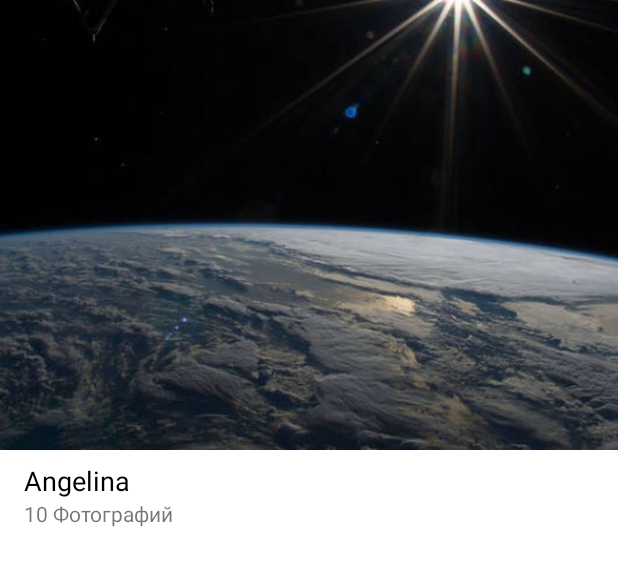
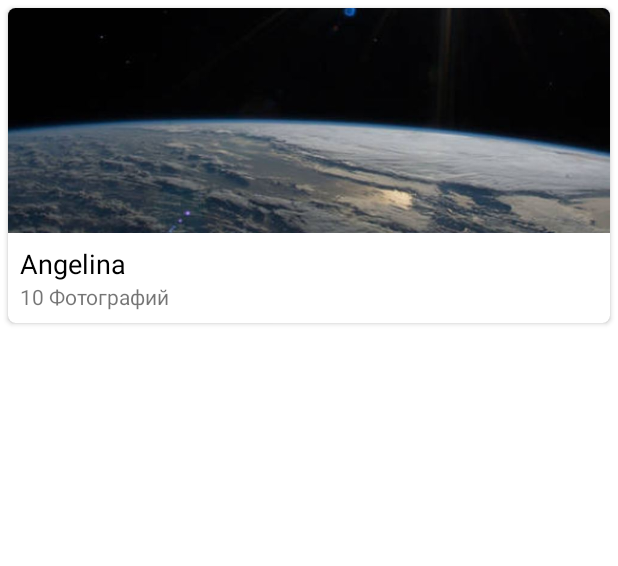
Before and after one commit to arov-anvar/UnsplashPhoto, an Android app: the layout collection_row.xml on its own in the app's theme, with its tools: preview values and no code run, on a phone screen of 412 x 824 dp. Shown: the top 566 px of the screen. Run offline under Robolectric (Android 15) with nearby library versions, the light colour scheme and no system bars.

```diff
--- a/app/src/main/java/com/example/unsplashphoto/ui/gallery/GalleryFragment.kt
+++ b/app/src/main/java/com/example/unsplashphoto/ui/gallery/GalleryFragment.kt
@@ -7,6 +7,7 @@
 import android.view.View
 import android.view.ViewGroup
 import androidx.lifecycle.Observer
+import androidx.recyclerview.widget.GridLayoutManager
 import androidx.recyclerview.widget.LinearLayoutManager
 
 import com.example.unsplashphoto.R
@@ -35,7 +36,7 @@
 
         with(galleryRecycler) {
             adapter = galleryAdapter
-            layoutManager = LinearLayoutManager(context)
+            layoutManager = GridLayoutManager(context, 2)
         }
 
         loadGalleryItems(1)
--- a/app/src/main/res/layout/collection_row.xml
+++ b/app/src/main/res/layout/collection_row.xml
@@ -1,13 +1,19 @@
 <?xml version="1.0" encoding="utf-8"?>
-<androidx.constraintlayout.widget.ConstraintLayout xmlns:android="http://schemas.android.com/apk/res/android"
-    android:layout_width="match_parent"
+<androidx.cardview.widget.CardView xmlns:android="http://schemas.android.com/apk/res/android"
+    android:layout_width="wrap_content"
     android:layout_height="wrap_content"
+    app:cardCornerRadius="5dp"
+    android:layout_margin="5dp"
     xmlns:app="http://schemas.android.com/apk/res-auto">
+
+    <androidx.constraintlayout.widget.ConstraintLayout
+        android:layout_width="wrap_content"
+        android:layout_height="wrap_content">
 
         <ImageView
             android:id="@+id/galleryImg"
             android:layout_width="wrap_content"
-        android:layout_height="300dp"
+            android:layout_height="150dp"
             android:scaleType="centerCrop"
             app:layout_constraintEnd_toEndOf="parent"
             app:layout_constraintHorizontal_bias="0.0"
@@ -19,7 +25,7 @@
             android:id="@+id/collectionNameTxt"
             android:layout_width="wrap_content"
             android:layout_height="wrap_content"
-        android:layout_marginStart="16dp"
+            android:layout_marginStart="8dp"
             android:layout_marginTop="8dp"
             android:text="@string/user_test"
             android:textColor="@color/colorBlack"
@@ -38,5 +44,8 @@
             app:layout_constraintHorizontal_bias="0.0"
             app:layout_constraintStart_toStartOf="@+id/collectionNameTxt"
             app:layout_constraintTop_toBottomOf="@id/collectionNameTxt"/>
+    </androidx.constraintlayout.widget.ConstraintLayout>
 
-</androidx.constraintlayout.widget.ConstraintLayout>
+
+
+</androidx.cardview.widget.CardView>
```
Lines whose indentation alone changed are shown as unchanged.
